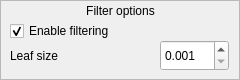
Before: the Qt Designer form project/filteroptionview.ui in Aula13/QRecog, drawn with Qt 5.
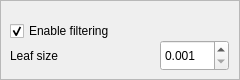
After: the same form once the commit is applied.

```diff
--- a/project/filteroptionview.ui
+++ b/project/filteroptionview.ui
@@ -28,22 +28,6 @@
    <property name="frameShadow">
     <enum>QFrame::Sunken</enum>
    </property>
-   <widget class="QLabel" name="lblFilterOptions">
-    <property name="geometry">
-     <rect>
-      <x>10</x>
-      <y>0</y>
-      <width>221</width>
-      <height>21</height>
-     </rect>
-    </property>
-    <property name="text">
-     <string>Filter options</string>
-    </property>
-    <property name="alignment">
-     <set>Qt::AlignCenter</set>
-    </property>
-   </widget>
    <widget class="QDoubleSpinBox" name="spnLeafSize">
     <property name="geometry">
      <rect>
```
